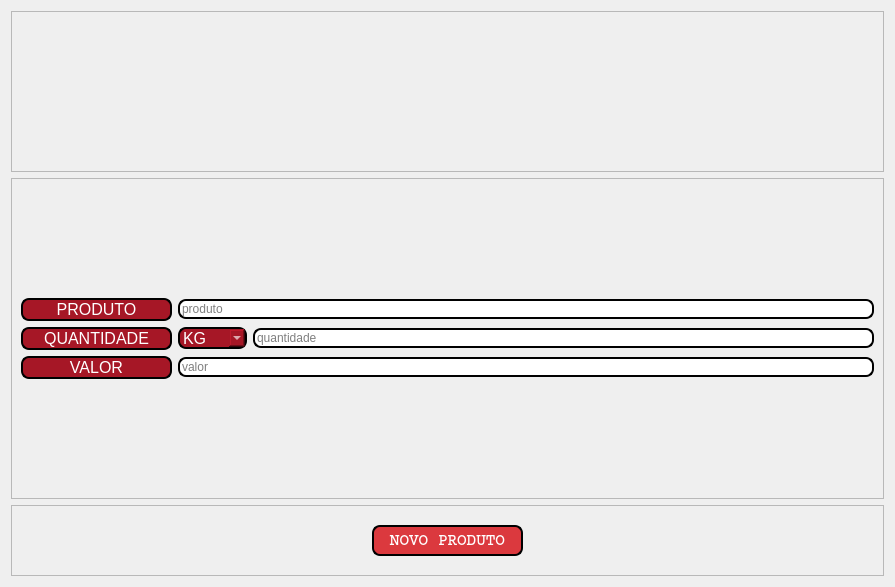
Before: the Qt Designer form Projeto_Estoque/Produtos.ui in DouglasAVSantos/Estoque, drawn with Qt 5.
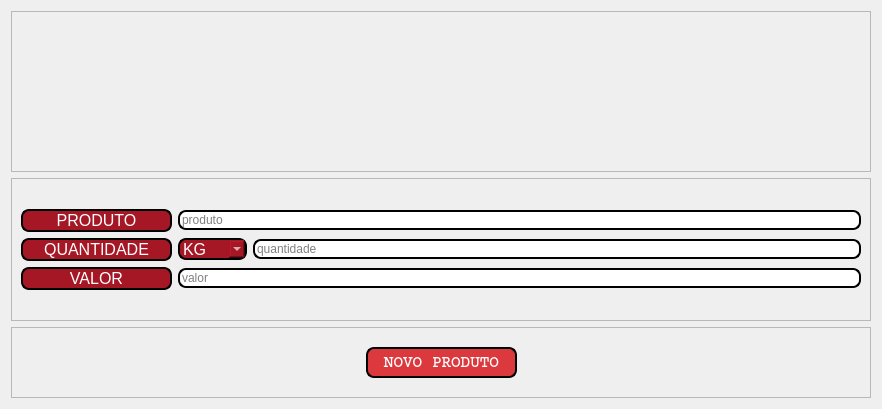
After: the same form once the commit is applied. Icons and pictures are not drawn.

Patch:
```diff
--- a/Projeto_Estoque/Produtos.ui
+++ b/Projeto_Estoque/Produtos.ui
@@ -6,8 +6,8 @@
    <rect>
     <x>0</x>
     <y>0</y>
-    <width>895</width>
-    <height>587</height>
+    <width>878</width>
+    <height>409</height>
    </rect>
   </property>
   <property name="windowTitle">
@@ -87,6 +87,9 @@
         <property name="scaledContents">
          <bool>true</bool>
         </property>
+        <property name="alignment">
+         <set>Qt::AlignCenter</set>
+        </property>
        </widget>
       </item>
      </layout>
```
Left out of the diff: 4 changed lines with no effect on the pictures.
